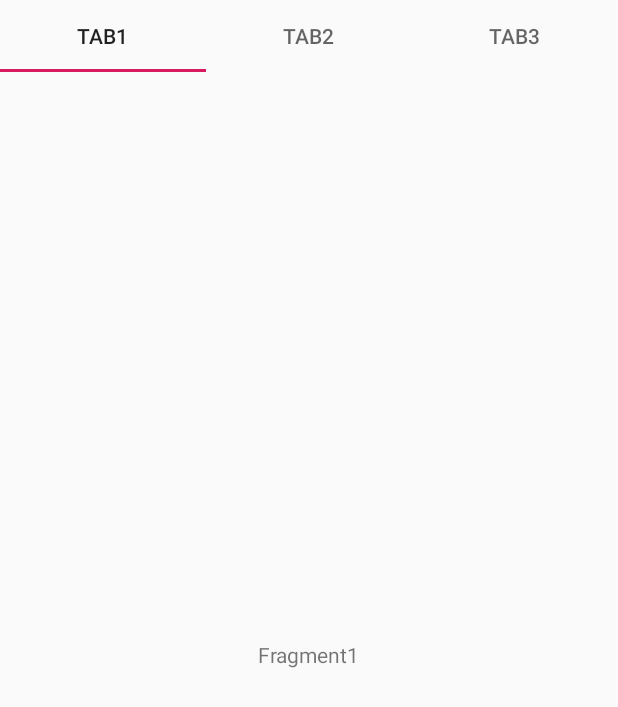
After one commit to maklakovss/Imaginarium, an Android app: the OneFragment screen opened directly, with no data from a screen before it, on a phone screen of 412 x 824 dp. The commit adds this screen. Shown: the top 707 px of the screen. Run offline under Robolectric (Android 15) with nearby library versions, the phone set to English and light mode, and no system bars.

Commit message:
добавлена TabActivity

```diff
--- /dev/null
+++ b/app/src/main/java/com/mss/imaginarium/OneFragment.kt
@@ -0,0 +1,29 @@
+package com.mss.imaginarium
+
+
+import android.os.Bundle
+import android.support.v4.app.Fragment
+import android.view.LayoutInflater
+import android.view.View
+import android.view.ViewGroup
+
+class OneFragment : Fragment() {
+
+    companion object {
+        public fun newInstance(bundle: Bundle): OneFragment {
+            return OneFragment().apply {
+                arguments = Bundle().apply { putBundle("gettedArgs", bundle) }
+            }
+        }
+    }
+
+    override fun onCreateView(
+        inflater: LayoutInflater, container: ViewGroup?,
+        savedInstanceState: Bundle?
+    ): View? {
+        // Inflate the layout for this fragment
+        return inflater.inflate(R.layout.fragment_one, container, false)
+    }
+
+
+}
--- /dev/null
+++ b/app/src/main/java/com/mss/imaginarium/PagesAdapter.kt
@@ -0,0 +1,22 @@
+package com.mss.imaginarium
+
+import android.support.v4.app.Fragment
+import android.support.v4.app.FragmentManager
+import android.support.v4.app.FragmentPagerAdapter
+
+class PagesAdapter(fragmentManager: FragmentManager) : FragmentPagerAdapter(fragmentManager) {
+
+    private val fragments = arrayListOf<Fragment>()
+    private val titles = arrayListOf<String>()
+
+    fun addFragment(fragment: Fragment, title: String) {
+        fragments.add(fragment)
+        titles.add(title)
+    }
+
+    override fun getItem(position: Int) = fragments[position]
+
+    override fun getCount() = fragments.size
+
+    override fun getPageTitle(position: Int) = titles[position]
+}
--- /dev/null
+++ b/app/src/main/java/com/mss/imaginarium/TabActivity.kt
@@ -0,0 +1,21 @@
+package com.mss.imaginarium
+
+import android.os.Bundle
+import android.support.v7.app.AppCompatActivity
+import kotlinx.android.synthetic.main.activity_tab.*
+
+class TabActivity : AppCompatActivity() {
+
+    override fun onCreate(savedInstanceState: Bundle?) {
+        super.onCreate(savedInstanceState)
+        setContentView(R.layout.activity_tab)
+
+        viewPager.adapter = PagesAdapter(supportFragmentManager).apply {
+            addFragment(OneFragment(), "tab1")
+            addFragment(TwoFragment(), "tab2")
+            addFragment(ThreeFragment(), "tab3")
+        }
+        tabLayout.setupWithViewPager(viewPager)
+    }
+
+}
--- /dev/null
+++ b/app/src/main/java/com/mss/imaginarium/ThreeFragment.kt
@@ -0,0 +1,29 @@
+package com.mss.imaginarium
+
+
+import android.os.Bundle
+import android.support.v4.app.Fragment
+import android.view.LayoutInflater
+import android.view.View
+import android.view.ViewGroup
+
+class ThreeFragment : Fragment() {
+
+    companion object {
+        public fun newInstance(bundle: Bundle): ThreeFragment {
+            return ThreeFragment().apply {
+                arguments = Bundle().apply { putBundle("gettedArgs", bundle) }
+            }
+        }
+    }
+
+    override fun onCreateView(
+        inflater: LayoutInflater, container: ViewGroup?,
+        savedInstanceState: Bundle?
+    ): View? {
+        // Inflate the layout for this fragment
+        return inflater.inflate(R.layout.fragment_three, container, false)
+    }
+
+
+}
--- /dev/null
+++ b/app/src/main/java/com/mss/imaginarium/TwoFragment.kt
@@ -0,0 +1,29 @@
+package com.mss.imaginarium
+
+
+import android.os.Bundle
+import android.support.v4.app.Fragment
+import android.view.LayoutInflater
+import android.view.View
+import android.view.ViewGroup
+
+class TwoFragment : Fragment() {
+
+    companion object {
+        public fun newInstance(bundle: Bundle): TwoFragment {
+            return TwoFragment().apply {
+                arguments = Bundle().apply { putBundle("gettedArgs", bundle) }
+            }
+        }
+    }
+
+    override fun onCreateView(
+        inflater: LayoutInflater, container: ViewGroup?,
+        savedInstanceState: Bundle?
+    ): View? {
+        // Inflate the layout for this fragment
+        return inflater.inflate(R.layout.fragment_two, container, false)
+    }
+
+
+}
--- /dev/null
+++ b/app/src/main/res/layout/activity_tab.xml
@@ -0,0 +1,27 @@
+<?xml version="1.0" encoding="utf-8"?>
+<android.support.constraint.ConstraintLayout
+        xmlns:android="http://schemas.android.com/apk/res/android"
+        xmlns:tools="http://schemas.android.com/tools"
+        xmlns:app="http://schemas.android.com/apk/res-auto"
+        android:layout_width="match_parent"
+        android:layout_height="match_parent"
+        tools:context=".TabActivity">
+
+    <android.support.design.widget.TabLayout
+            android:layout_width="0dp"
+            android:layout_height="wrap_content"
+            app:layout_constraintTop_toTopOf="parent"
+            app:layout_constraintStart_toStartOf="parent"
+            app:layout_constraintEnd_toEndOf="parent"
+            android:id="@+id/tabLayout"/>
+
+    <android.support.v4.view.ViewPager
+            android:id="@+id/viewPager"
+            android:layout_width="0dp"
+            android:layout_height="0dp"
+            app:layout_constraintTop_toBottomOf="@+id/tabLayout"
+            app:layout_constraintStart_toStartOf="parent"
+            app:layout_constraintEnd_toEndOf="parent"
+            app:layout_constraintBottom_toBottomOf="parent"/>
+
+</android.support.constraint.ConstraintLayout>
--- /dev/null
+++ b/app/src/main/res/layout/fragment_one.xml
@@ -0,0 +1,17 @@
+<?xml version="1.0" encoding="utf-8"?>
+<android.support.constraint.ConstraintLayout xmlns:android="http://schemas.android.com/apk/res/android"
+                                             xmlns:app="http://schemas.android.com/apk/res-auto"
+                                             xmlns:tools="http://schemas.android.com/tools"
+                                             android:layout_width="match_parent"
+                                             android:layout_height="match_parent"
+                                             tools:context=".OneFragment">
+
+    <TextView
+            android:layout_width="wrap_content"
+            android:layout_height="wrap_content"
+            android:text="@string/fragment1" app:layout_constraintEnd_toEndOf="parent" android:layout_marginEnd="8dp"
+            android:layout_marginBottom="8dp" app:layout_constraintBottom_toBottomOf="parent"
+            app:layout_constraintStart_toStartOf="parent" android:layout_marginStart="8dp"
+            android:layout_marginTop="8dp" app:layout_constraintTop_toTopOf="parent"/>
+
+</android.support.constraint.ConstraintLayout>
--- a/app/src/main/res/values/strings.xml
+++ b/app/src/main/res/values/strings.xml
@@ -19,4 +19,10 @@
     <string name="menu_vegetables">Овощи</string>
     <string name="menu_nature">Природа</string>
     <string name="menu_exit">Выход</string>
+
+    <!-- TODO: Remove or change this placeholder text -->
+    <string name="hello_blank_fragment">Hello blank fragment</string>
+    <string name="fragment1">Fragment1</string>
+    <string name="fragment2">Fragment2</string>
+    <string name="fragment3">Fragment3</string>
 </resources>
```
Also changed, not shown: app/src/main/AndroidManifest.xml (+7 -0 lines), app/src/main/res/layout/fragment_three.xml (added, +18 -0 lines), app/src/main/res/layout/fragment_two.xml (added, +18 -0 lines).
